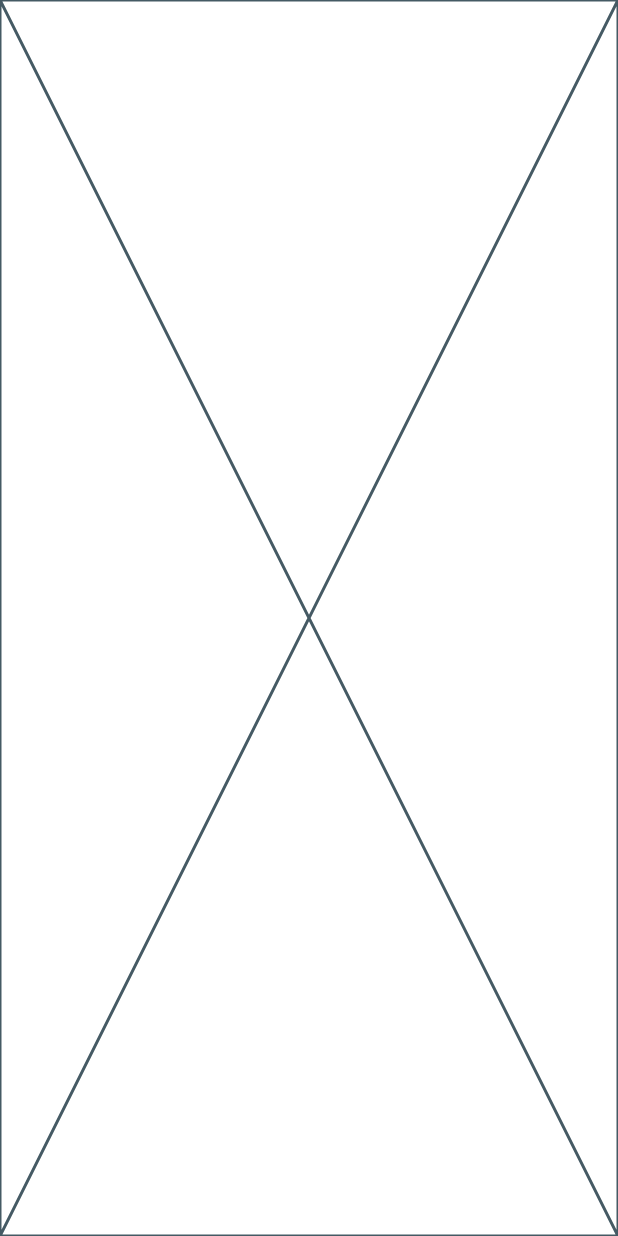
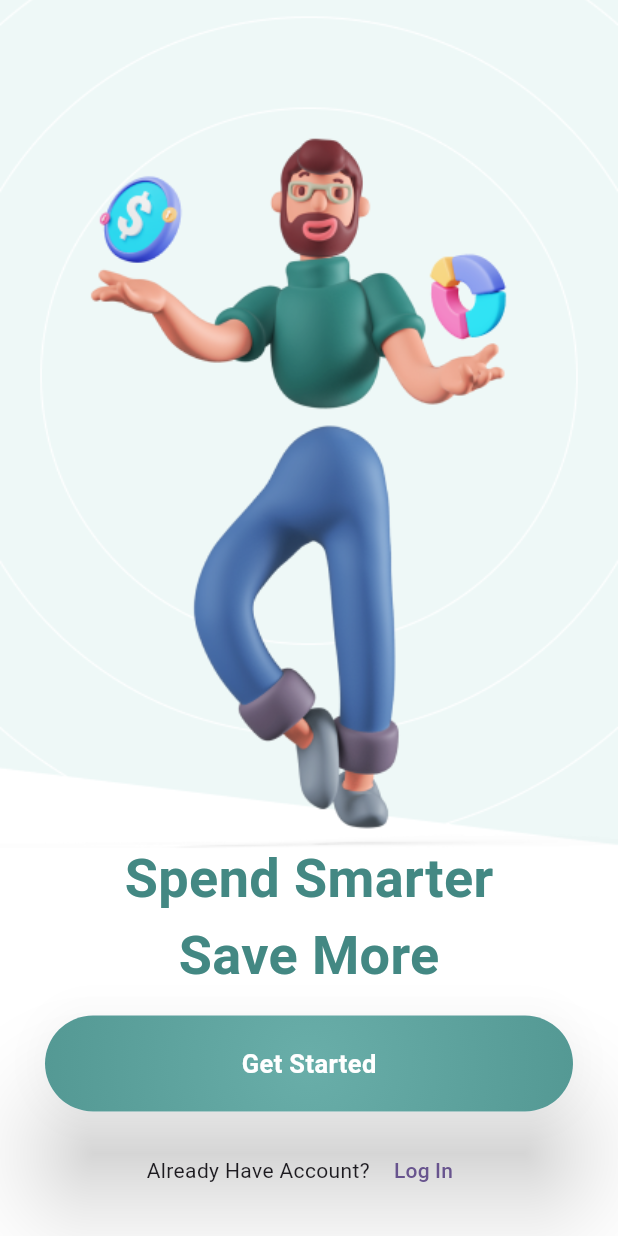
Before and after one commit to Yared-betsega/Asbeza, a Flutter app: the screen it shows after launch, on a phone screen of 412 x 824 dp. Run offline on Flutter 3.47's test engine with Material 2 defaults, Android fonts, the phone set to English and light mode, and no system bars.

Commit message:
Add onboarding page

```diff
--- /dev/null
+++ b/lib/core/colors.dart
@@ -0,0 +1,5 @@
+import 'package:flutter/material.dart';
+
+Color primaryColor = const Color(0XFF438883);
+Color getStartedButtonColor2 = Color(0xff3E7C78);
+Color getStartedButtonColor1 = Color(0XFF69AEA9);
--- /dev/null
+++ b/lib/core/styles.dart
@@ -0,0 +1,10 @@
+import 'package:flutter/material.dart';
+
+const onboardingTextStyle = TextStyle(
+  color: Color(0XFF438883),
+  fontSize: 36,
+  fontWeight: FontWeight.bold,
+);
+
+const getStartedTextStyle =
+    TextStyle(color: Colors.white, fontSize: 17, fontWeight: FontWeight.w600);
--- a/lib/features/onboarding_screens/onboarding_screen.dart
+++ b/lib/features/onboarding_screens/onboarding_screen.dart
@@ -1,3 +1,5 @@
+import 'package:asbeza/core/colors.dart';
+import 'package:asbeza/core/styles.dart';
 import 'package:flutter/material.dart';
 
 class Onboarding extends StatelessWidget {
@@ -5,6 +7,74 @@ class Onboarding extends StatelessWidget {
 
   @override
   Widget build(BuildContext context) {
-    return const Placeholder();
+    return Scaffold(
+      body: Stack(
+        children: [
+          Container(
+            width: MediaQuery.of(context).size.width, // Set container width
+            height: MediaQuery.of(context).size.height, // Set container height
+            decoration: const BoxDecoration(
+              image: DecorationImage(
+                image: AssetImage('assets/images/onboarding.png'),
+                fit: BoxFit.cover, // Ensure the image covers the container
+              ),
+            ),
+          ),
+          Align(
+            alignment: Alignment.bottomCenter,
+            child: Column(
+              mainAxisAlignment: MainAxisAlignment.end,
+              children: [
+                const Text(
+                  "Spend Smarter",
+                  style: onboardingTextStyle,
+                ),
+                const Text(
+                  "Save More",
+                  style: onboardingTextStyle,
+                ),
+                Padding(
+                  padding: const EdgeInsets.symmetric(
+                      horizontal: 30.0, vertical: 15),
+                  child: Material(
+                    borderRadius: BorderRadius.circular(50),
+                    elevation: 30.0,
+                    child: Container(
+                      padding: const EdgeInsets.all(20),
+                      width: double.infinity,
+                      decoration: BoxDecoration(
+                        color: getStartedButtonColor1,
+                        borderRadius: BorderRadius.circular(50),
+                        gradient: RadialGradient(
+                            colors: [getStartedButtonColor1, primaryColor],
+                            radius: 5),
+                      ),
+                      child: InkWell(
+                        onTap: () {},
+                        child: const Center(
+                            child: Text(
+                          "Get Started",
+                          style: getStartedTextStyle,
+                        )),
+                      ),
+                    ),
+                  ),
+                ),
+                Row(
+                  mainAxisAlignment: MainAxisAlignment.center,
+                  children: [
+                    const Text("Already Have Account? "),
+                    TextButton(onPressed: () {}, child: const Text("Log In"))
+                  ],
+                ),
+                const SizedBox(
+                  height: 20,
+                )
+              ],
+            ),
+          )
+        ],
+      ),
+    );
   }
 }
```
Also changed, not shown: assets/images/onboarding.png (added), assets/images/onboarding_image.png (added).
